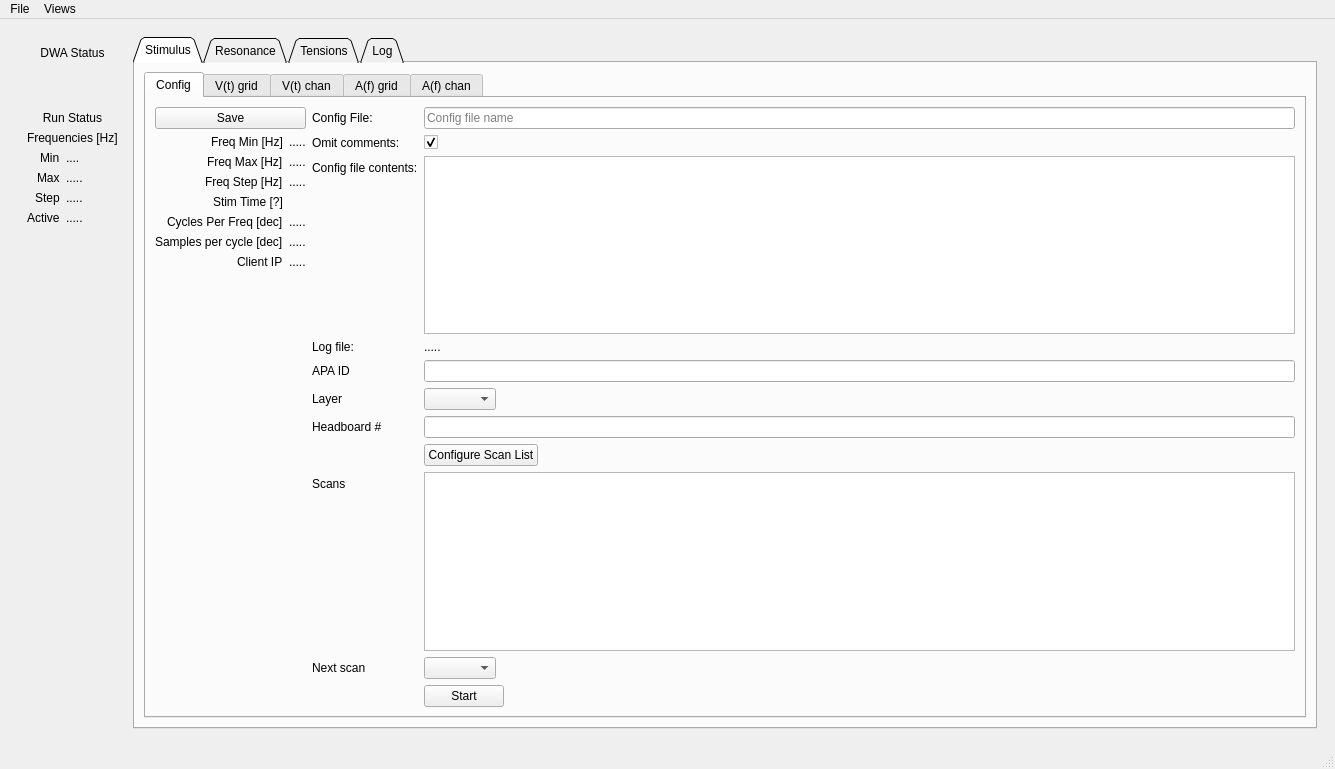
Qt form DAQ/python/dwaDaqUI.ui (dunewires/ElectricalMethod) before a commit.
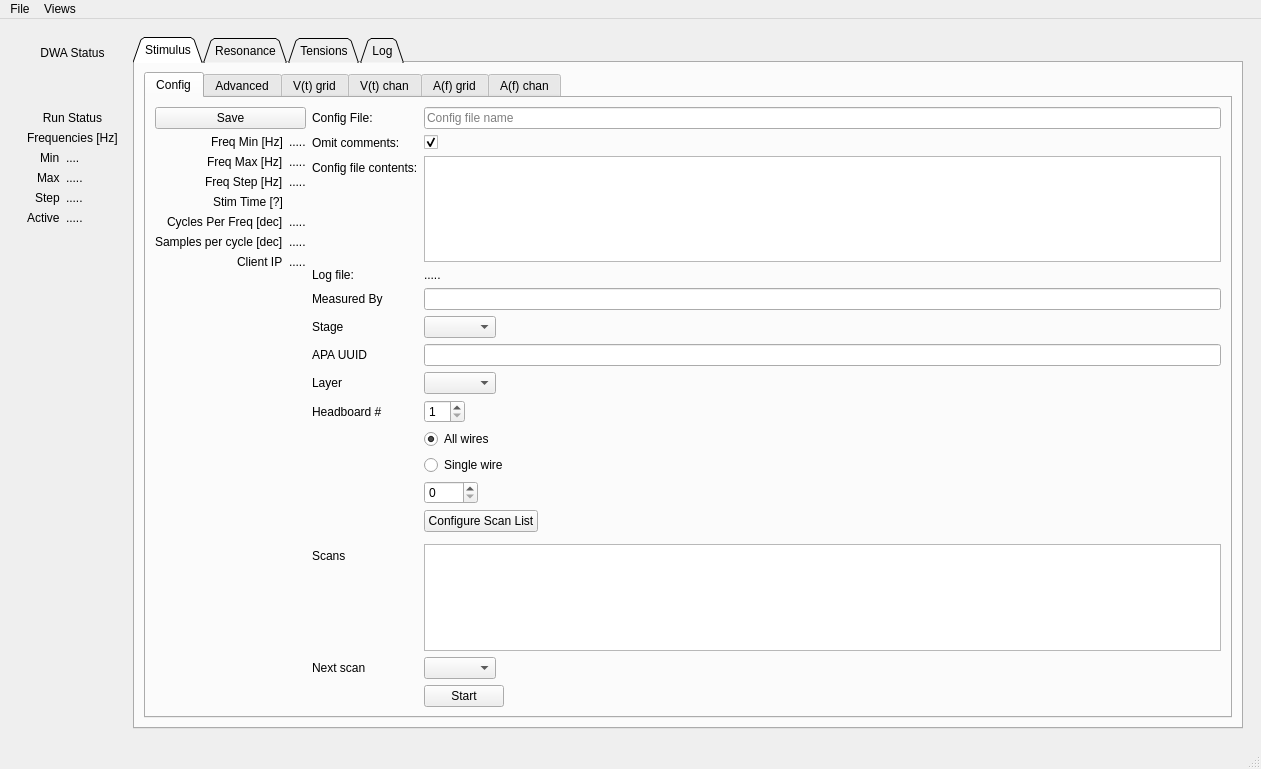
The same form after that commit. Custom widgets are drawn as their Qt base class.

Commit message: channel mapping bugfix

```diff
--- a/DAQ/python/dwaDaqUI.ui
+++ b/DAQ/python/dwaDaqUI.ui
@@ -6,7 +6,7 @@
    <rect>
     <x>0</x>
     <y>0</y>
-    <width>1335</width>
+    <width>1261</width>
     <height>769</height>
    </rect>
   </property>
@@ -335,73 +335,197 @@
                   </widget>
                  </item>
                  <item row="6" column="0">
-                  <widget class="QLabel" name="apaId_label">
+                  <widget class="QLabel" name="measure_by_label">
                    <property name="text">
-                    <string>APA ID</string>
+                    <string>Measured By</string>
                    </property>
                   </widget>
                  </item>
                  <item row="6" column="1">
-                  <widget class="QLineEdit" name="apaIdLineEdit"/>
+                  <widget class="QLineEdit" name="measuredByLineEdit"/>
                  </item>
                  <item row="7" column="0">
-                  <widget class="QLabel" name="layer_label">
+                  <widget class="QLabel" name="stage_label">
                    <property name="text">
-                    <string>Layer</string>
+                    <string>Stage</string>
                    </property>
                   </widget>
                  </item>
                  <item row="7" column="1">
-                  <widget class="QComboBox" name="layerComboBox"/>
+                  <widget class="QComboBox" name="configStageComboBox"/>
+                 </item>
+                 <item row="8" column="0">
+                  <widget class="QLabel" name="apaId_label">
+                   <property name="text">
+                    <string>APA UUID</string>
+                   </property>
+                  </widget>
                  </item>
                  <item row="8" column="1">
-                  <widget class="QLineEdit" name="headboardLineEdit"/>
+                  <widget class="QLineEdit" name="configApaUuid"/>
+                 </item>
+                 <item row="9" column="0">
+                  <widget class="QLabel" name="layer_label">
+                   <property name="text">
+                    <string>Layer</string>
+                   </property>
+                  </widget>
                  </item>
                  <item row="9" column="1">
-                  <widget class="QPushButton" name="btnComputeScans">
-                   <property name="text">
-                    <string>Configure Scan List</string>
-                   </property>
-                  </widget>
+                  <widget class="QComboBox" name="configLayerComboBox"/>
                  </item>
-                 <item row="11" column="0">
-                  <widget class="QLabel" name="scanList_label">
-                   <property name="text">
-                    <string>Scans</string>
-                   </property>
-                  </widget>
-                 </item>
-                 <item row="11" column="1">
-                  <widget class="QPlainTextEdit" name="scanListTextEdit"/>
-                 </item>
-                 <item row="8" column="0">
+                 <item row="12" column="0">
                   <widget class="QLabel" name="headboardString_label">
                    <property name="text">
                     <string>Headboard #</string>
                    </property>
                   </widget>
                  </item>
-                 <item row="13" column="0">
+                 <item row="12" column="1">
+                  <widget class="QSpinBox" name="configHeadboardSpinBox">
+                   <property name="minimum">
+                    <number>1</number>
+                   </property>
+                   <property name="maximum">
+                    <number>10</number>
+                   </property>
+                   <property name="value">
+                    <number>1</number>
+                   </property>
+                  </widget>
+                 </item>
+                 <item row="14" column="1">
+                  <widget class="QRadioButton" name="configRadioAll">
+                   <property name="text">
+                    <string>All wires</string>
+                   </property>
+                   <property name="checked">
+                    <bool>true</bool>
+                   </property>
+                  </widget>
+                 </item>
+                 <item row="15" column="1">
+                  <widget class="QRadioButton" name="configRadioSingle">
+                   <property name="text">
+                    <string>Single wire</string>
+                   </property>
+                  </widget>
+                 </item>
+                 <item row="18" column="1">
+                  <layout class="QHBoxLayout" name="horizontalLayout_9"/>
+                 </item>
+                 <item row="19" column="0">
+                  <widget class="QLabel" name="scanList_label">
+                   <property name="text">
+                    <string>Scans</string>
+                   </property>
+                  </widget>
+                 </item>
+                 <item row="19" column="1">
+                  <widget class="QPlainTextEdit" name="configScanListTextEdit"/>
+                 </item>
+                 <item row="21" column="0">
                   <widget class="QLabel" name="nextScan_label">
                    <property name="text">
                     <string>Next scan</string>
                    </property>
                   </widget>
                  </item>
-                 <item row="13" column="1">
-                  <widget class="QComboBox" name="nextScanComboBox"/>
+                 <item row="21" column="1">
+                  <widget class="QComboBox" name="sonfigNextScanComboBox"/>
                  </item>
-                 <item row="14" column="1">
+                 <item row="22" column="1">
                   <widget class="QPushButton" name="btnStart">
                    <property name="text">
                     <string>Start</string>
                    </property>
                   </widget>
                  </item>
+                 <item row="16" column="1">
+                  <widget class="QSpinBox" name="spinBox">
+                   <property name="maximum">
+                    <number>1000</number>
+                   </property>
+                  </widget>
+                 </item>
+                 <item row="17" column="1">
+                  <widget class="QPushButton" name="btnConfigureScans">
+                   <property name="text">
+                    <string>Configure Scan List</string>
+                   </property>
+                  </widget>
+                 </item>
                 </layout>
                </item>
               </layout>
              </widget>
+             <widget class="QWidget" name="tab_3">
+              <attribute name="title">
+               <string>Advanced</string>
+              </attribute>
+              <widget class="QWidget" name="formLayoutWidget">
+               <property name="geometry">
+                <rect>
+                 <x>10</x>
+                 <y>10</y>
+                 <width>661</width>
+                 <height>541</height>
+                </rect>
+               </property>
+               <layout class="QFormLayout" name="formLayout_7">
+                <item row="0" column="0">
+                 <widget class="QLabel" name="label_5">
+                  <property name="text">
+                   <string>Frequencies per second</string>
+                  </property>
+                 </widget>
+                </item>
+                <item row="0" column="1">
+                 <widget class="QLineEdit" name="advFpsLineEdit"/>
+                </item>
+                <item row="1" column="0">
+                 <widget class="QLabel" name="label_12">
+                  <property name="text">
+                   <string>Frequency step size</string>
+                  </property>
+                 </widget>
+                </item>
+                <item row="1" column="1">
+                 <widget class="QLineEdit" name="advFssLineEdit"/>
+                </item>
+                <item row="2" column="0">
+                 <widget class="QLabel" name="label_13">
+                  <property name="text">
+                   <string>Stimulation time (s)</string>
+                  </property>
+                 </widget>
+                </item>
+                <item row="2" column="1">
+                 <widget class="QLineEdit" name="advStimTimeLineEdit"/>
+                </item>
+                <item row="4" column="0">
+                 <widget class="QLabel" name="label_14">
+                  <property name="text">
+                   <string>Initialization delay(s)</string>
+                  </property>
+                 </widget>
+                </item>
+                <item row="4" column="1">
+                 <widget class="QLineEdit" name="advInitDelayLineEdit"/>
+                </item>
+                <item row="5" column="0">
+                 <widget class="QLabel" name="label_15">
+                  <property name="text">
+                   <string>Amplitude</string>
+                  </property>
+                 </widget>
+                </item>
+                <item row="5" column="1">
+                 <widget class="QLineEdit" name="advAmplitudeLineEdit"/>
+                </item>
+               </layout>
+              </widget>
+             </widget>
              <widget class="QWidget" name="tab_timeseriesGrid">
               <attribute name="title">
                <string>V(t) grid</string>
@@ -977,7 +1101,7 @@
     <rect>
      <x>0</x>
      <y>0</y>
-     <width>1335</width>
+     <width>1261</width>
      <height>21</height>
     </rect>
    </property>
```
The commit also changes 2 other files.
